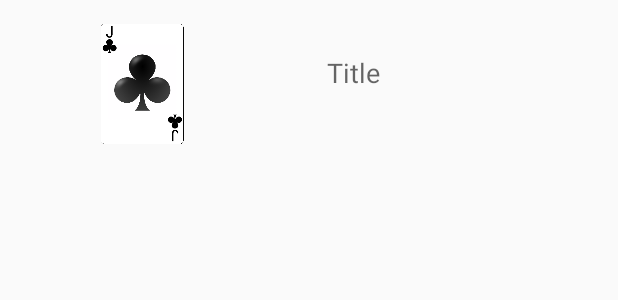
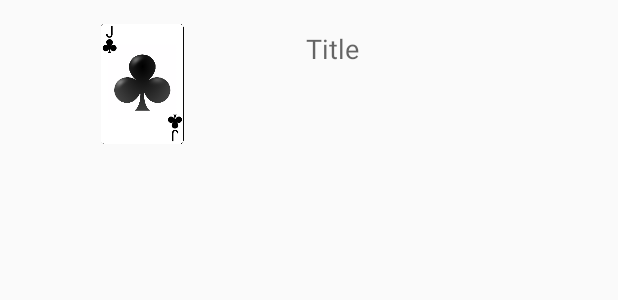
Before and after one commit to mamanigrasso/PartyPoker, an Android app: the layout activity_cardimages_row.xml on its own in the app's theme, with its tools: preview values and no code run, on a phone screen of 412 x 824 dp. Shown: the top 300 px of the screen. Run offline under Robolectric (Android 15) with nearby library versions, the phone set to English and light mode, and no system bars.

Commit message:
exclude "drawPlayerCards();" from executing code in onResume-Method
onResume would be executed before the we get the "onActivityResult" from the "AdapterActivity".
So the playerCards would changed with new images, before we get the result of the adapter

```diff
--- a/app/src/main/java/at/aau/pokerfox/partypoker/activities/CardList_array_adapterActivity.java
+++ b/app/src/main/java/at/aau/pokerfox/partypoker/activities/CardList_array_adapterActivity.java
@@ -68,7 +68,7 @@ public class CardList_array_adapterActivity  extends ListActivity {
 
         //Filling up with the CardNames
         for (int i = 0; i<52; i++) {
-            cardnames[i]= getResources().getResourceName(CardDeck.addDrawableIds().get(i)); //hopefully works
+            cardnames[i]= getResources().getResourceEntryName(CardDeck.addDrawableIds().get(i)); //hopefully works
         }
 
         //Fillig up with the CardIDs
--- a/app/src/main/java/at/aau/pokerfox/partypoker/activities/GameActivity.java
+++ b/app/src/main/java/at/aau/pokerfox/partypoker/activities/GameActivity.java
@@ -202,6 +202,8 @@ public class GameActivity extends AppCompatActivity implements Observer,ModActIn
 
         hidePlayerActions();
     }
+
+
 
     @Override
     public void update(Observable observable, Object o) {
@@ -669,7 +671,7 @@ public class GameActivity extends AppCompatActivity implements Observer,ModActIn
        // turnMiddleCards();
        // turnOwnCards();
         //turnForXPlayers(true, true, true,true,true,true,true,true,true,true);
-        drawPlayerCards();
+        //drawPlayerCards();
         registerForPokerBroadcasts(this.receiver);
     }
 
@@ -1000,9 +1002,9 @@ public class GameActivity extends AppCompatActivity implements Observer,ModActIn
     }
 
         @Override
-    public void onActivityResult(int requestCode, int resultCode, Intent data) {
+        public void onActivityResult ( int requestCode, int resultCode, Intent data){
             super.onActivityResult(requestCode, resultCode, data);
-        if(requestCode == 1 && resultCode == Activity.RESULT_OK){
+            if (requestCode == 1 && resultCode == Activity.RESULT_OK) {
                 String CardId = data.getStringExtra(CardList_array_adapterActivity.resultCardID);
 
             /*
@@ -1016,6 +1018,9 @@ public class GameActivity extends AppCompatActivity implements Observer,ModActIn
                 Toast.makeText(this, "You selected Card has the ID: " + CardId, Toast.LENGTH_LONG).show();
             }
         }
+
+
+
 
 
     public void handlePlayerCardsDialog() {
--- a/app/src/main/res/layout/activity_cardimages_row.xml
+++ b/app/src/main/res/layout/activity_cardimages_row.xml
@@ -22,20 +22,20 @@
 
     <TextView
         android:id="@+id/cardName"
-        android:layout_width="145dp"
-        android:layout_height="53dp"
+        android:layout_width="149dp"
+        android:layout_height="76dp"
         android:layout_gravity="center_vertical"
         android:layout_marginBottom="8dp"
         android:layout_marginEnd="8dp"
         android:layout_marginStart="8dp"
-        android:layout_marginTop="36dp"
+        android:layout_marginTop="8dp"
         android:text="Title"
         android:textAppearance="?android:attr/textAppearanceMedium"
         app:layout_constraintBottom_toBottomOf="parent"
         app:layout_constraintEnd_toEndOf="parent"
-        app:layout_constraintHorizontal_bias="0.673"
+        app:layout_constraintHorizontal_bias="0.585"
         app:layout_constraintStart_toEndOf="@+id/adapterImage"
         app:layout_constraintTop_toTopOf="parent"
-        app:layout_constraintVertical_bias="0.0" />
+        app:layout_constraintVertical_bias="0.016" />
 
 </android.support.constraint.ConstraintLayout>
```
Lines whose indentation alone changed are shown as unchanged.
